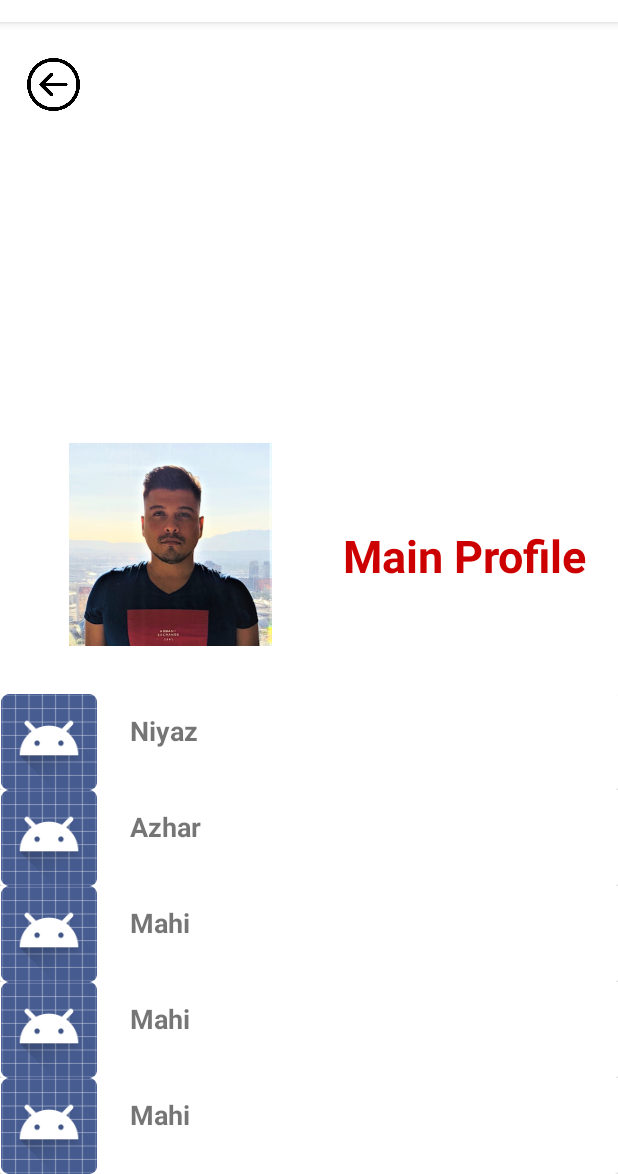
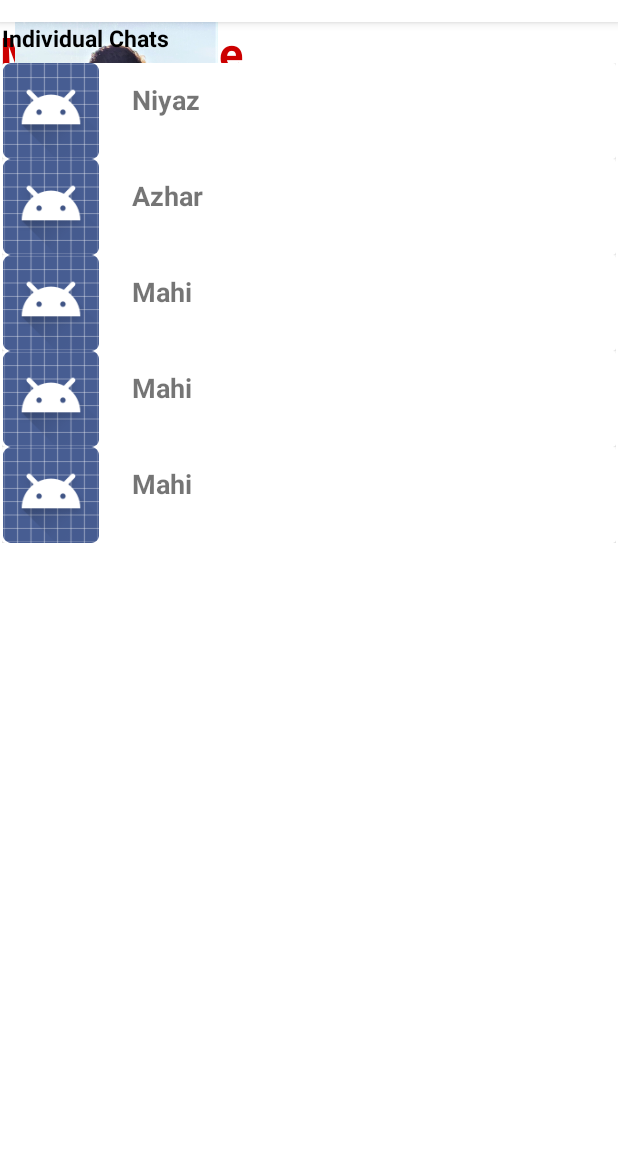
Before and after one commit to laurocervantes/C683_HW1_CERVANTES_LAURO, an Android app: the HelloWorldHomeFragment screen opened directly, with no data from a screen before it, on a phone screen of 412 x 824 dp, the part 62-1236 px from its top. Run offline under Robolectric (Android 15) with nearby library versions, the phone set to English and light mode, and no system bars.

```diff
--- a/app/src/main/java/com/example/c683_hw1_cervantes_lauro/RecyclerViewAdapter.kt
+++ b/app/src/main/java/com/example/c683_hw1_cervantes_lauro/ui/RecyclerViewAdapter.kt
@@ -1,10 +1,11 @@
-package com.example.c683_hw1_cervantes_lauro
+package com.example.c683_hw1_cervantes_lauro.ui
 
 import android.view.LayoutInflater
 import android.view.View
 import android.view.ViewGroup
 import android.widget.TextView
 import androidx.recyclerview.widget.RecyclerView
+import com.example.c683_hw1_cervantes_lauro.R
 
 class RecyclerViewAdapter (val listOfData: ArrayList<String>): RecyclerView.Adapter<RecyclerViewAdapter.ViewHolder>() {
     override fun onCreateViewHolder(p0: ViewGroup, position: Int): ViewHolder {
--- /dev/null
+++ b/app/src/main/res/drawable/ic_baseline_add_24.xml
@@ -0,0 +1,5 @@
+<vector android:height="24dp" android:tint="#000000"
+    android:viewportHeight="24" android:viewportWidth="24"
+    android:width="24dp" xmlns:android="http://schemas.android.com/apk/res/android">
+    <path android:fillColor="@android:color/white" android:pathData="M19,13h-6v6h-2v-6H5v-2h6V5h2v6h6v2z"/>
+</vector>
--- a/app/src/main/res/layout/activity_hello_world_home.xml
+++ b/app/src/main/res/layout/activity_hello_world_home.xml
@@ -14,16 +14,12 @@
             android:id="@+id/profile"
             android:layout_width="wrap_content"
             android:layout_height="wrap_content"
-            android:layout_marginStart="37dp"
-            android:layout_marginBottom="72dp"
             android:text="Main Profile"
             android:textColor="@android:color/holo_red_dark"
             android:textSize="30sp"
             android:textStyle="bold"
-            app:layout_constraintBottom_toTopOf="@+id/rvMainprofile"
-            app:layout_constraintEnd_toEndOf="parent"
-            app:layout_constraintHorizontal_bias="0.0"
-            app:layout_constraintStart_toEndOf="@+id/imageView4" />
+            tools:layout_editor_absoluteX="230dp"
+            tools:layout_editor_absoluteY="16dp" />
 
         <ImageView
             android:id="@+id/backButton"
@@ -40,19 +36,35 @@
             android:id="@+id/imageView4"
             android:layout_width="155dp"
             android:layout_height="135dp"
-            android:layout_marginStart="36dp"
-            android:layout_marginBottom="32dp"
-            app:layout_constraintBottom_toTopOf="@+id/rvMainprofile"
+            app:srcCompat="@drawable/ic_lauro_cervantes"
+            tools:layout_editor_absoluteX="76dp"
+            tools:layout_editor_absoluteY="16dp" />
+
+        <LinearLayout
+            android:layout_width="409dp"
+            android:layout_height="wrap_content"
+            android:layout_marginStart="1dp"
+            android:layout_marginEnd="1dp"
+            android:orientation="vertical"
+            app:layout_constraintEnd_toEndOf="parent"
             app:layout_constraintStart_toStartOf="parent"
-            app:srcCompat="@drawable/ic_lauro_cervantes" />
+            tools:layout_editor_absoluteY="186dp">
 
-        <androidx.recyclerview.widget.RecyclerView
-            android:id="@+id/rvMainprofile"
-            android:layout_width="match_parent"
-            android:layout_height="wrap_content"
-            app:layout_constraintBottom_toBottomOf="parent"
-            app:layout_constraintEnd_toEndOf="parent"
-            app:layout_constraintStart_toStartOf="parent" />
+            <TextView
+                android:id="@+id/textView"
+                android:layout_width="wrap_content"
+                android:layout_height="wrap_content"
+                android:text="Individual Chats"
+                android:textStyle="bold"
+                android:textSize="15sp"
+                android:textColor="@color/black"/>
+
+            <androidx.recyclerview.widget.RecyclerView
+                android:id="@+id/rvMainprofile"
+                android:layout_width="match_parent"
+                android:layout_height="wrap_content"
+                android:layout_marginTop="6dp"/>
+        </LinearLayout>
 
     </androidx.constraintlayout.widget.ConstraintLayout>
 </FrameLayout>
```
Also changed, not shown: app/build.gradle (+38 -8 lines), app/src/main/java/com/example/c683_hw1_cervantes_lauro/ChatViewModel.kt (added, +32 -0 lines), app/src/main/java/com/example/c683_hw1_cervantes_lauro/HelloWorldHomeActivity.kt (+1 -10 lines), app/src/main/java/com/example/c683_hw1_cervantes_lauro/data/Chat.kt (added, +11 -0 lines), app/src/main/java/com/example/c683_hw1_cervantes_lauro/data/ChatDao.kt (added, +21 -0 lines), app/src/main/java/com/example/c683_hw1_cervantes_lauro/data/ChatRoomDatabase.kt (added, +34 -0 lines), app/src/main/java/com/example/c683_hw1_cervantes_lauro/repository/ChatRepository.kt (added, +22 -0 lines), app/src/main/java/com/example/c683_hw1_cervantes_lauro/ui/ChatListAdapter.kt (added, +49 -0 lines), app/src/main/res/layout/chat_layout_fragment.xml (added, +40 -0 lines), app/src/main/res/layout/chat_recycler_view.xml (added, +13 -0 lines), app/src/main/res/values/styles.xml (added, +19 -0 lines), build.gradle (+19 -0 lines).
